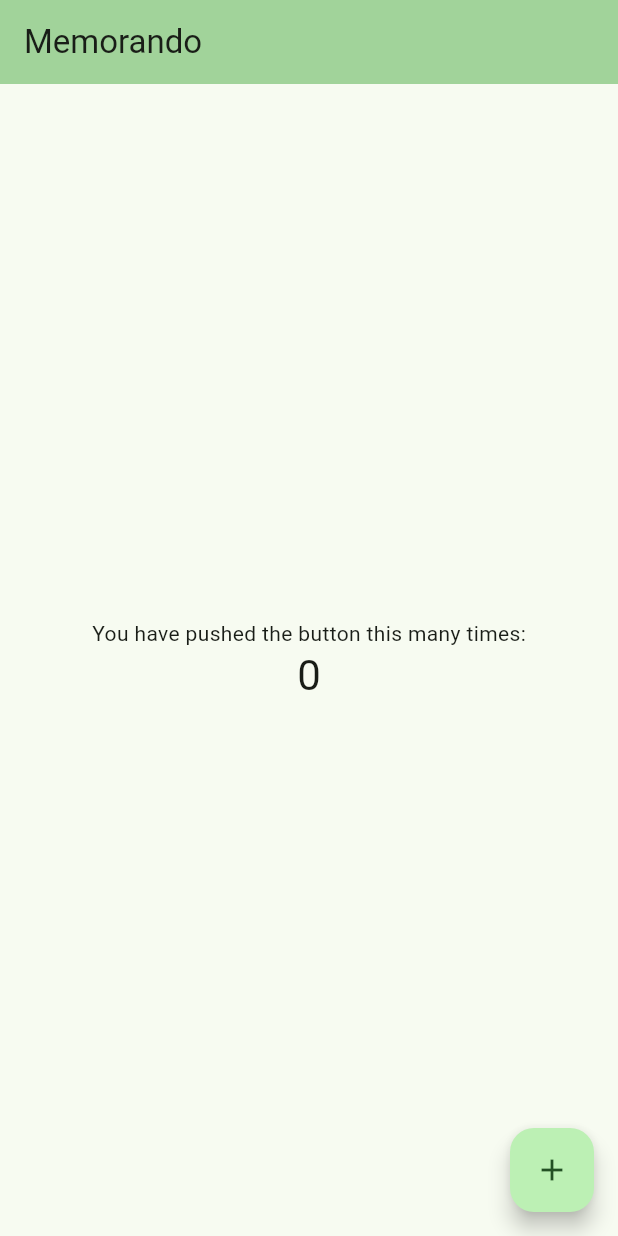
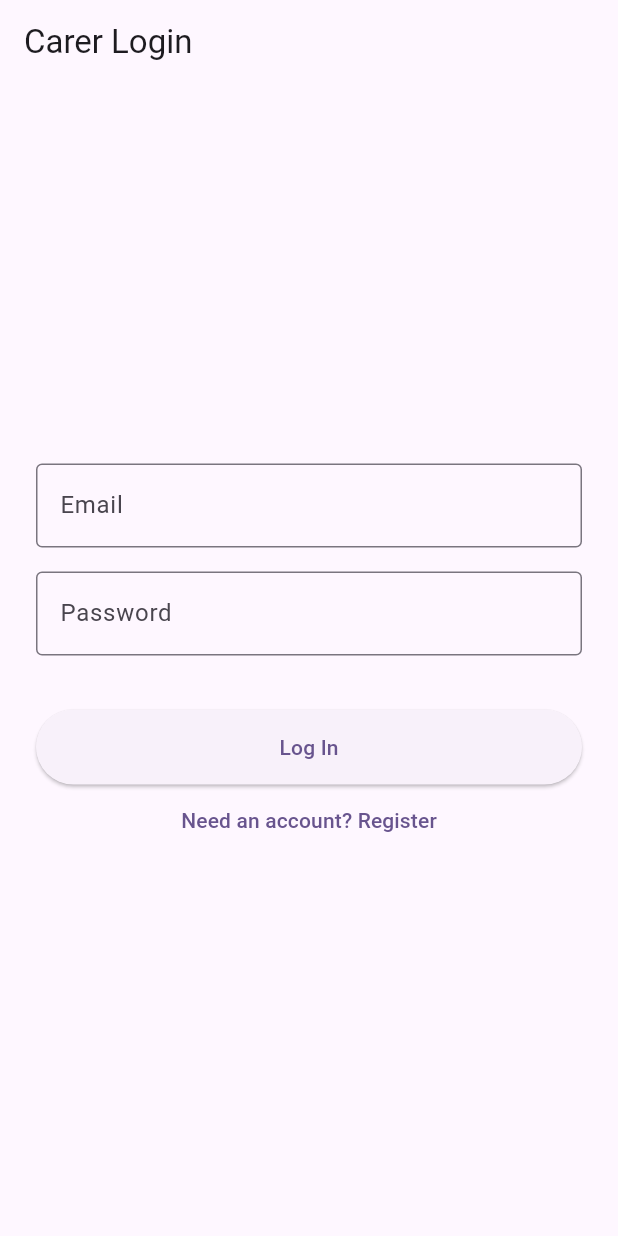
Before and after one commit to jandono5/MemorandoApp, a Flutter app: the screen it shows after launch, on a phone screen of 412 x 824 dp. Run offline on Flutter 3.47's test engine with Material 3 defaults, Android fonts, the phone set to English and light mode, and no system bars; our stand-ins replace firebase_auth, firebase_core, firebase_database; accounts and stored records are empty.

Commit message:
Added required packages to project's root directory, created a state provider and UI screens (auth, device setup and basic message input)

```diff
--- /dev/null
+++ b/devtools_options.yaml
@@ -0,0 +1,3 @@
+description: This file stores settings for Dart & Flutter DevTools.
+documentation: https://docs.flutter.dev/tools/devtools/extensions#configure-extension-enablement-states
+extensions:
--- a/lib/main.dart
+++ b/lib/main.dart
@@ -1,121 +1,56 @@
 import 'package:flutter/material.dart';
+import 'package:firebase_core/firebase_core.dart';
+import 'package:provider/provider.dart';
+import 'firebase_options.dart';
+import 'providers/app_state.dart';
+import 'screens/auth_screen.dart';
+import 'screens/device_setup_screen.dart';
+import 'screens/dashboard_screen.dart';
 
-void main() {
-  runApp(const MyApp());
+void main() async {
+  WidgetsFlutterBinding.ensureInitialized();
+  await Firebase.initializeApp(
+    options: DefaultFirebaseOptions.currentPlatform,
+  );
+
+  runApp(
+    ChangeNotifierProvider(
+      create: (context) => AppState(),
+      child: const MemorandoApp(),
+    ),
+  );
 }
 
-class MyApp extends StatelessWidget {
-  const MyApp({super.key});
+class MemorandoApp extends StatelessWidget {
+  const MemorandoApp({super.key});
 
-  // This widget is the root of your application.
   @override
   Widget build(BuildContext context) {
     return MaterialApp(
-      title: 'Flutter Demo',
+      title: 'Memorando App',
       theme: ThemeData(
-        // This is the theme of your application.
-        //
-        // TRY THIS: Try running your application with "flutter run". You'll see
-        // the application has a purple toolbar. Then, without quitting the app,
-        // try changing the seedColor in the colorScheme below to Colors.green
-        // and then invoke "hot reload" (save your changes or press the "hot
-        // reload" button in a Flutter-supported IDE, or press "r" if you used
-        // the command line to start the app).
-        //
-        // Notice that the counter didn't reset back to zero; the application
-        // state is not lost during the reload. To reset the state, use hot
-        // restart instead.
-        //
-        // This works for code too, not just values: Most code changes can be
-        // tested with just a hot reload.
-        colorScheme: .fromSeed(seedColor: Colors.green),
+        colorScheme: ColorScheme.fromSeed(seedColor: Colors.deepPurple),
+        useMaterial3: true,
       ),
-      home: const MyHomePage(title: 'Memorando'),
-    );
-  }
-}
+      home: Consumer<AppState>(
+        builder: (context, appState, child) {
+          if (appState.isLoading) {
+            return const Scaffold(body: Center(child: CircularProgressIndicator()));
+          }
 
-class MyHomePage extends StatefulWidget {
-  const MyHomePage({super.key, required this.title});
+          // 1. Not logged in -> Show Login/Register
+          if (appState.user == null) {
+            return const AuthScreen();
+          }
 
-  // This widget is the home page of your application. It is stateful, meaning
-  // that it has a State object (defined below) that contains fields that affect
-  // how it looks.
+          // 2. Logged in, but Pi serial number not linked -> Show Device Setup
+          if (appState.deviceId == null) {
+            return const DeviceSetupScreen();
+          }
 
-  // This class is the configuration for the state. It holds the values (in this
-  // case the title) provided by the parent (in this case the App widget) and
-  // used by the build method of the State. Fields in a Widget subclass are
-  // always marked "final".
-
-  final String title;
-
-  @override
-  State<MyHomePage> createState() => _MyHomePageState();
-}
-
-class _MyHomePageState extends State<MyHomePage> {
-  int _counter = 0;
-
-  void _incrementCounter() {
-    setState(() {
-      // This call to setState tells the Flutter framework that something has
-      // changed in this State, which causes it to rerun the build method below
-      // so that the display can reflect the updated values. If we changed
-      // _counter without calling setState(), then the build method would not be
-      // called again, and so nothing would appear to happen.
-      _counter++;
-    });
-  }
-
-  @override
-  Widget build(BuildContext context) {
-    // This method is rerun every time setState is called, for instance as done
-    // by the _incrementCounter method above.
-    //
-    // The Flutter framework has been optimized to make rerunning build methods
-    // fast, so that you can just rebuild anything that needs updating rather
-    // than having to individually change instances of widgets.
-    return Scaffold(
-      appBar: AppBar(
-        // TRY THIS: Try changing the color here to a specific color (to
-        // Colors.amber, perhaps?) and trigger a hot reload to see the AppBar
-        // change color while the other colors stay the same.
-        backgroundColor: Theme.of(context).colorScheme.inversePrimary,
-        // Here we take the value from the MyHomePage object that was created by
-        // the App.build method, and use it to set our appbar title.
-        title: Text(widget.title),
-      ),
-      body: Center(
-        // Center is a layout widget. It takes a single child and positions it
-        // in the middle of the parent.
-        child: Column(
-          // Column is also a layout widget. It takes a list of children and
-          // arranges them vertically. By default, it sizes itself to fit its
-          // children horizontally, and tries to be as tall as its parent.
-          //
-          // Column has various properties to control how it sizes itself and
-          // how it positions its children. Here we use mainAxisAlignment to
-          // center the children vertically; the main axis here is the vertical
-          // axis because Columns are vertical (the cross axis would be
-          // horizontal).
-          //
-          // TRY THIS: Invoke "debug painting" (choose the "Toggle Debug Paint"
-          // action in the IDE, or press "p" in the console), to see the
-          // wireframe for each widget.
-          mainAxisAlignment: .center,
-          children: [
-            const Text('You have pushed the button this many times:'),
-            Text(
-              '$_counter',
-              style: Theme.of(context).textTheme.headlineMedium,
-            ),
-          ],
-        ),
-      ),
-      floatingActionButton: FloatingActionButton(
-        onPressed: _incrementCounter,
-        tooltip: 'Increment',
-        child: const Icon(Icons.add),
+          // 3. Logged in and linked -> Show Main Dashboard
+          return DashboardScreen(deviceId: appState.deviceId!);
+        },
       ),
     );
   }
--- /dev/null
+++ b/lib/providers/app_state.dart
@@ -0,0 +1,91 @@
+import 'package:flutter/material.dart';
+import 'package:firebase_core/firebase_core.dart';
+import 'package:firebase_auth/firebase_auth.dart';
+import 'package:firebase_database/firebase_database.dart';
+
+class AppState extends ChangeNotifier {
+  final FirebaseAuth _auth = FirebaseAuth.instance;
+  final FirebaseDatabase _db = FirebaseDatabase.instanceFor(
+    app: Firebase.app(),
+    databaseURL: 'https://memorando-jba-default-rtdb.europe-west1.firebasedatabase.app',
+  );
+
+  User? _user;
+  String? _deviceId;
+  bool _isLoading = true;
+
+  User? get user => _user;
+  String? get deviceId => _deviceId;
+  bool get isLoading => _isLoading;
+
+  AppState() {
+    // Listen for authentication changes (login/logout)
+    _auth.authStateChanges().listen((User? user) async {
+      _user = user;
+      if (_user != null) {
+        await _fetchDeviceId();
+      } else {
+        _deviceId = null;
+      }
+      _isLoading = false;
+      notifyListeners();
+    });
+  }
+
+  // Fetch the Pi serial number linked to this carer's UID
+  Future<void> _fetchDeviceId() async {
+    if (_user == null) return;
+    try {
+      final snapshot = await _db.ref('carers/${_user!.uid}/device_id').get();
+      if (snapshot.exists) {
+        _deviceId = snapshot.value as String?;
+      } else {
+        _deviceId = null;
+      }
+    } catch (e) {
+      debugPrint("Error fetching device_id: $e");
+    }
+  }
+
+  // Link a Pi Serial Number to this carer's account
+  Future<void> linkDeviceId(String serialNumber) async {
+    if (_user == null) return;
+    final cleanedId = serialNumber.trim();
+
+    // 1. Save link under carer profile
+    await _db.ref('carers/${_user!.uid}').set({
+      'device_id': cleanedId,
+      'email': _user!.email,
+    });
+
+    // 2. Ensure initial node exists under /users/{device_id} for the Pi
+    final deviceRef = _db.ref('users/$cleanedId/basic_info');
+    final snapshot = await deviceRef.get();
+    if (!snapshot.exists) {
+      await deviceRef.set({
+        'carer_name': 'Carer',
+        'person_in_care': 'Loved One',
+        'volume': 80,
+        'voice': 'af_heart',
+        'wake_up_time': 8,
+        'turn_off_time': 21,
+      });
+    }
+
+    _deviceId = cleanedId;
+    notifyListeners();
+  }
+
+  // Auth helper methods
+  Future<void> signIn(String email, String password) async {
+    await _auth.signInWithEmailAndPassword(email: email, password: password);
+  }
+
+  Future<void> signUp(String email, String password) async {
+    await _auth.createUserWithEmailAndPassword(email: email, password: password);
+  }
+
+  Future<void> signOut() async {
+    await _auth.signOut();
+  }
+}
--- /dev/null
+++ b/lib/screens/auth_screen.dart
@@ -0,0 +1,71 @@
+import 'package:flutter/material.dart';
+import 'package:provider/provider.dart';
+import '../providers/app_state.dart';
+
+class AuthScreen extends StatefulWidget {
+  const AuthScreen({super.key});
+
+  @override
+  State<AuthScreen> createState() => _AuthScreenState();
+}
+
+class _AuthScreenState extends State<AuthScreen> {
+  final _emailController = TextEditingController();
+  final _passwordController = TextEditingController();
+  bool _isSignUp = false;
+  String? _errorMessage;
+
+  Future<void> _submit() async {
+    setState(() => _errorMessage = null);
+    final appState = Provider.of<AppState>(context, listen: false);
+
+    try {
+      if (_isSignUp) {
+        await appState.signUp(_emailController.text.trim(), _passwordController.text.trim());
+      } else {
+        await appState.signIn(_emailController.text.trim(), _passwordController.text.trim());
+      }
+    } catch (e) {
+      setState(() => _errorMessage = e.toString());
+    }
+  }
+
+  @override
+  Widget build(BuildContext context) {
+    return Scaffold(
+      appBar: AppBar(title: Text(_isSignUp ? 'Register Account' : 'Carer Login')),
+      body: Padding(
+        padding: const EdgeInsets.all(24.0),
+        child: Column(
+          mainAxisAlignment: MainAxisAlignment.center,
+          children: [
+            TextField(
+              controller: _emailController,
+              decoration: const InputDecoration(labelText: 'Email', border: OutlineInputBorder()),
+              keyboardType: TextInputType.emailAddress,
+            ),
+            const SizedBox(height: 16),
+            TextField(
+              controller: _passwordController,
+              decoration: const InputDecoration(labelText: 'Password', border: OutlineInputBorder()),
+              obscureText: true,
+            ),
+            const SizedBox(height: 24),
+            if (_errorMessage != null)
+              Text(_errorMessage!, style: const TextStyle(color: Colors.red)),
+            const SizedBox(height: 12),
+            ElevatedButton(
+              onPressed: _submit,
+              style: ElevatedButton.styleFrom(minimumSize: const Size.fromHeight(50)),
+              child: Text(_isSignUp ? 'Register' : 'Log In'),
+            ),
+            TextButton(
+              onPressed: () => setState(() => _isSignUp = !_isSignUp),
+              child: Text(_isSignUp ? 'Already have an account? Log In' : 'Need an account? Register'),
+            ),
+          ],
+        ),
+      ),
+    );
+  }
+}
--- a/pubspec.yaml
+++ b/pubspec.yaml
@@ -34,6 +34,12 @@ dependencies:
   # The following adds the Cupertino Icons font to your application.
   # Use with the CupertinoIcons class for iOS style icons.
   cupertino_icons: ^1.0.8
+  firebase_core: ^4.12.1
+  cloud_firestore: ^6.7.1
+  firebase_auth: ^6.5.6
+  firebase_database: ^12.4.6
+  firebase_storage: ^13.4.5
+  provider: ^6.1.5+1
 
 dev_dependencies:
   flutter_test:
```
Also changed, not shown: firepit-log.txt (added, +24 -0 lines), lib/screens/dashboard_screen.dart (added, +114 -0 lines), lib/screens/device_setup_screen.dart (added, +74 -0 lines), firebase.json (added), lib/firebase_options.dart (added), pubspec.lock, 14 other files.
